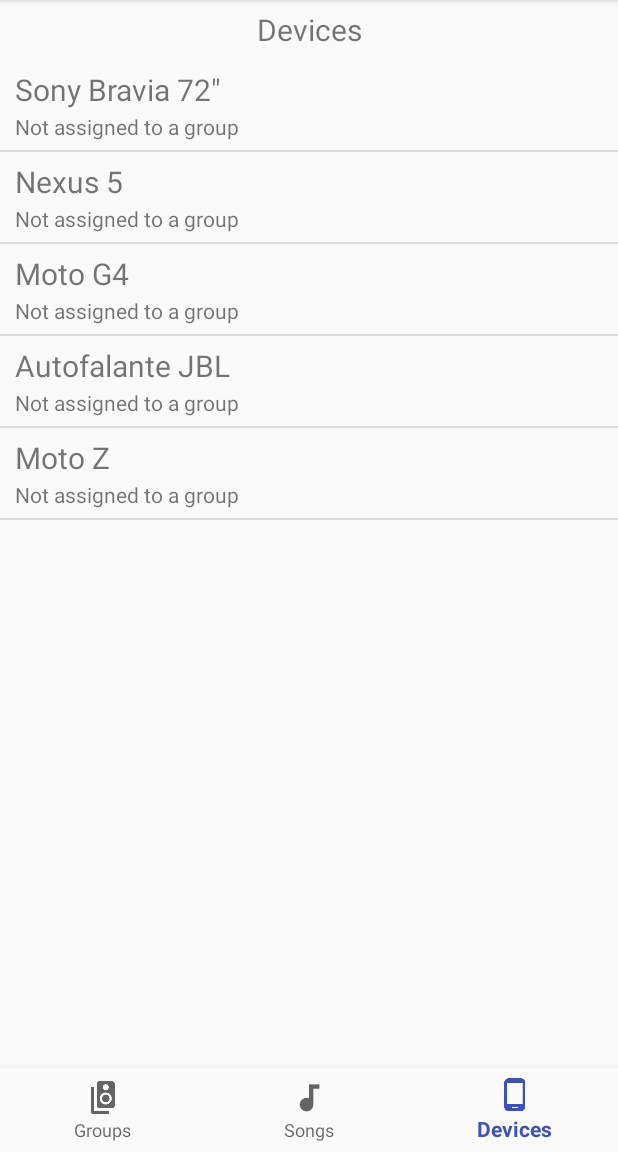
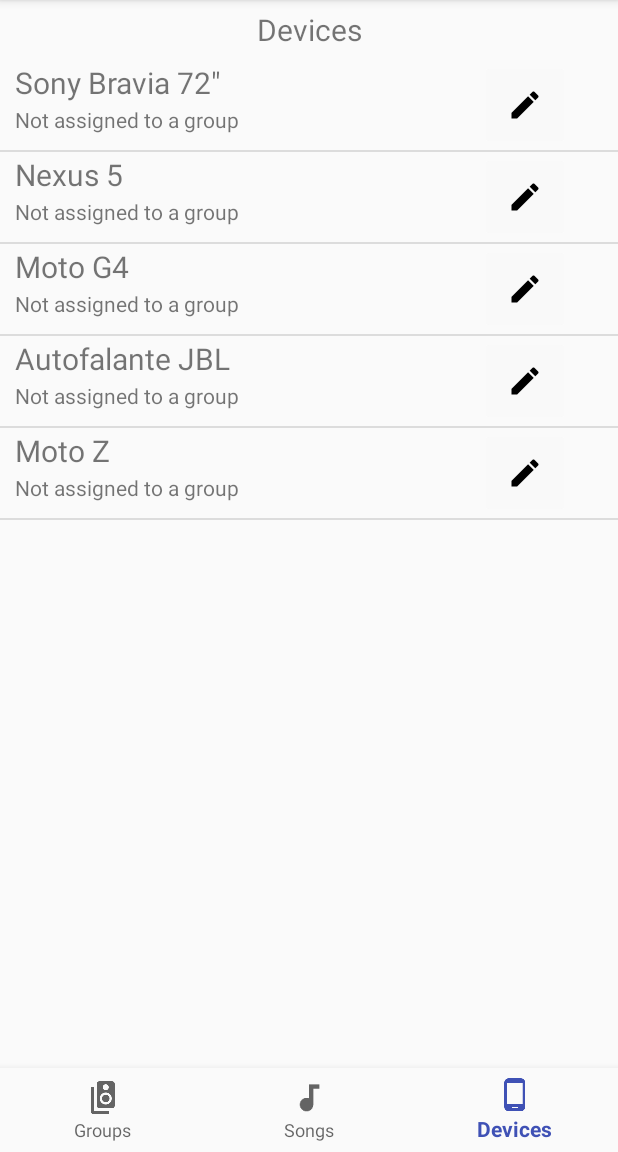
Before and after one commit to mathnogueira/android, an Android app: the screen it shows after launch (MainActivity), item 3 of the bottom bar chosen, on a phone screen of 412 x 824 dp, the part 84-1236 px from its top. Run offline under Robolectric (Android 15) with nearby library versions, the phone set to English and light mode, and no system bars; our stand-ins replace ButterKnife; libraries missing offline, so code that uses them is left out: com.github.nkzawa.socketio; 1 statement that could not run was skipped.

Commit message:
Adiciona função de renomear dispositivos

```diff
--- a/app/src/main/java/pink/dcc/ufla/br/wiplayer/adapters/DeviceAdapter.java
+++ b/app/src/main/java/pink/dcc/ufla/br/wiplayer/adapters/DeviceAdapter.java
@@ -1,10 +1,12 @@
 package pink.dcc.ufla.br.wiplayer.adapters;
 
 import android.content.Context;
+import android.util.Log;
 import android.view.LayoutInflater;
 import android.view.View;
 import android.view.ViewGroup;
 import android.widget.BaseAdapter;
+import android.widget.ImageButton;
 import android.widget.TextView;
 
 import org.w3c.dom.Text;
@@ -13,14 +15,17 @@
 
 import pink.dcc.ufla.br.wiplayer.R;
 import pink.dcc.ufla.br.wiplayer.models.Device;
+import pink.dcc.ufla.br.wiplayer.utils.windows.InputDialog;
 
 public class DeviceAdapter extends BaseAdapter {
 
     private List<Device> devices;
     private LayoutInflater inflater;
+    private Context context;
 
     public DeviceAdapter(Context context, List<Device> devices) {
         this.devices = devices;
+        this.context = context;
         inflater = (LayoutInflater) context.getSystemService(Context.LAYOUT_INFLATER_SERVICE);
     }
 
@@ -45,6 +50,7 @@
 
         TextView deviceNameTextView = (TextView) row.findViewById(R.id.device_name);
         TextView deviceGroupTextView = (TextView) row.findViewById(R.id.device_group_name);
+        ImageButton renameButton = (ImageButton) row.findViewById(R.id.rename_device_btn);
 
         Device device = devices.get(position);
         deviceNameTextView.setText(device.getName());
@@ -52,6 +58,13 @@
             deviceGroupTextView.setText(device.getGroup().getName());
         }
 
+        renameButton.setOnClickListener(v -> {
+            InputDialog dialog = new InputDialog("Rename the device", context)
+                    .setPositiveAnswerListener(device::setName);
+
+            dialog.build().show();
+        });
+
         return row;
     }
 }
--- a/app/src/main/res/layout/layout_device_list.xml
+++ b/app/src/main/res/layout/layout_device_list.xml
@@ -11,6 +11,11 @@
         android:paddingStart="10dp"
         android:paddingEnd="10dp"
         android:gravity="center|start"
+        android:orientation="horizontal">
+
+        <LinearLayout
+            android:layout_width="310dp"
+            android:layout_height="match_parent"
             android:orientation="vertical">
 
             <TextView
@@ -29,4 +34,20 @@
 
         </LinearLayout>
 
+        <LinearLayout
+            android:layout_width="60dp"
+            android:layout_height="match_parent"
+            android:gravity="center|end">
+
+            <ImageButton
+                android:id="@+id/rename_device_btn"
+                android:layout_width="match_parent"
+                android:layout_height="match_parent"
+                android:src="@mipmap/ic_edit_black_24dp"
+                android:backgroundTint="#f9f9f9"/>
         </LinearLayout>
+
+
+    </LinearLayout>
+
+</LinearLayout>
```
Also changed, not shown: app/src/main/java/pink/dcc/ufla/br/wiplayer/utils/windows/InputDialog.java (+9 -10 lines), app/src/main/res/mipmap-hdpi/ic_edit_black_24dp.png (added), app/src/main/res/mipmap-mdpi/ic_edit_black_24dp.png (added), app/src/main/res/mipmap-xhdpi/ic_edit_black_24dp.png (added), app/src/main/res/mipmap-xxhdpi/ic_edit_black_24dp.png (added), app/src/main/res/mipmap-xxxhdpi/ic_edit_black_24dp.png (added). Lines whose indentation alone changed are shown as unchanged.
